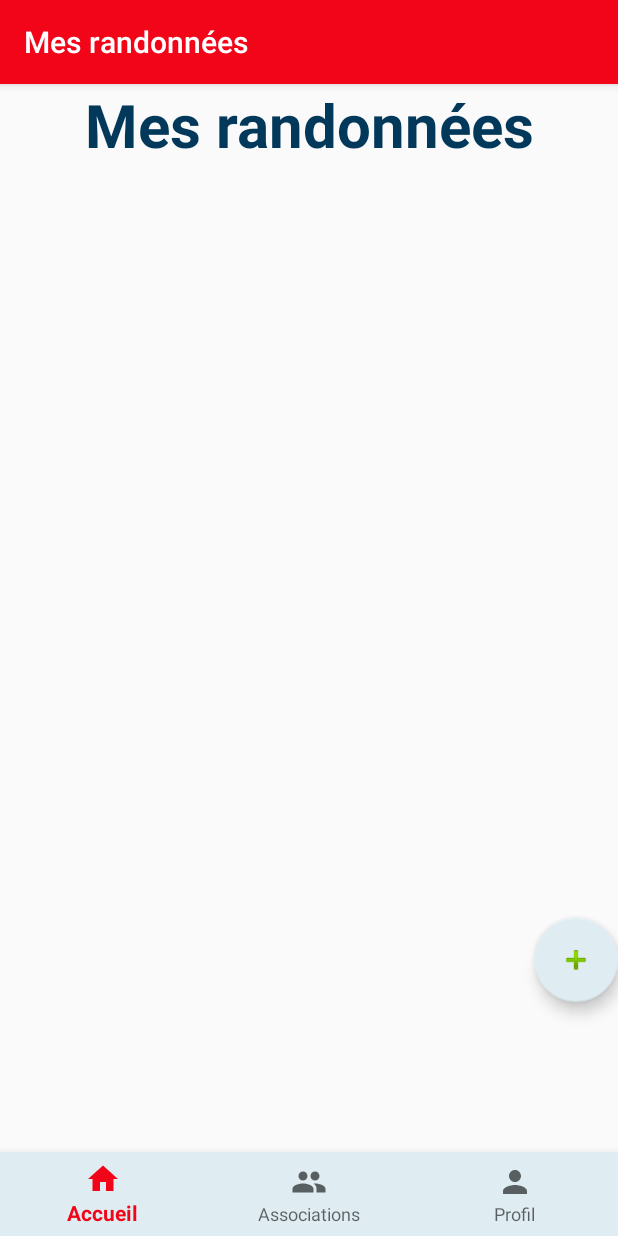
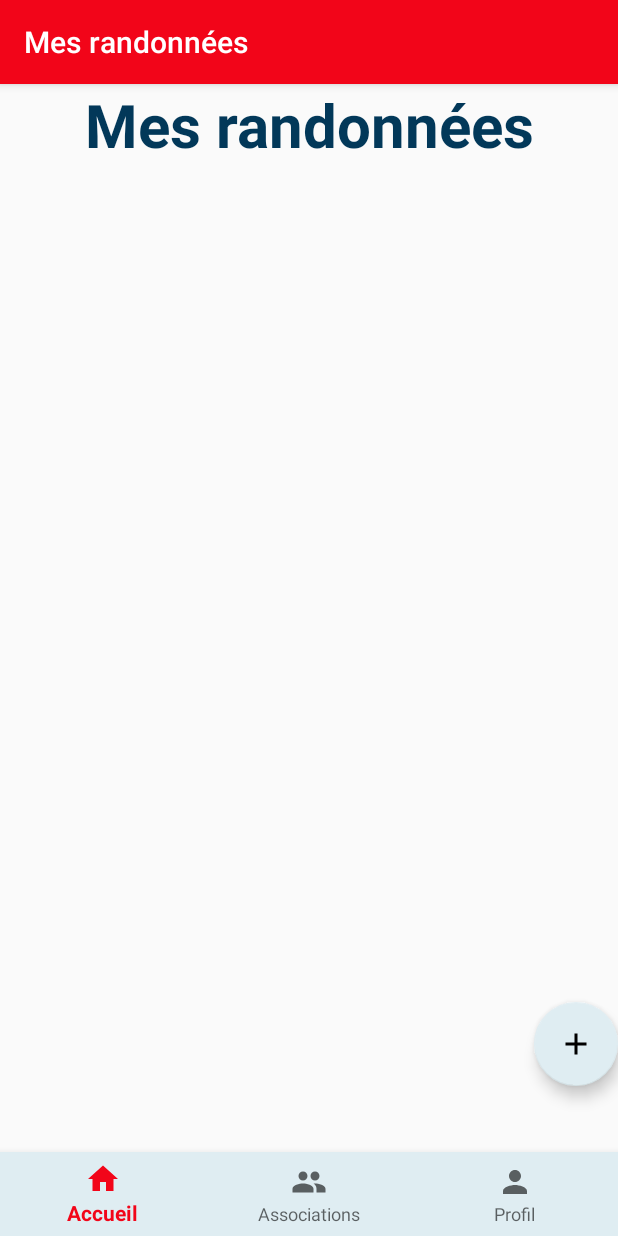
Before and after one commit to josemlpacheco/Mini_projet_rando, an Android app: the AccueilActivity screen opened directly, with no data from a screen before it, on a phone screen of 412 x 824 dp. Run offline under Robolectric (Android 15) with nearby library versions, the phone set to English and light mode, and no system bars.

Commit message:
fourth commit

```diff
--- a/app/src/main/java/com/project/draggerlogin/AccueilActivity.java
+++ b/app/src/main/java/com/project/draggerlogin/AccueilActivity.java
@@ -1,7 +1,9 @@
 package com.project.draggerlogin;
 
+import android.content.Intent;
 import android.os.Bundle;
 import android.view.MenuItem;
+import android.view.View;
 
 import androidx.annotation.NonNull;
 import androidx.appcompat.app.ActionBar;
@@ -10,13 +12,15 @@ import androidx.fragment.app.Fragment;
 import androidx.fragment.app.FragmentTransaction;
 
 import com.google.android.material.bottomnavigation.BottomNavigationView;
+import com.google.android.material.floatingactionbutton.FloatingActionButton;
 import com.project.draggerlogin.ui.dashboard.DashboardFragment;
 import com.project.draggerlogin.ui.home.HomeFragment;
 import com.project.draggerlogin.ui.notifications.NotificationsFragment;
+import com.project.draggerlogin.ui.randonnee.AddRandoFragment;
 
 public class AccueilActivity extends AppCompatActivity {
     private ActionBar toolbar;
-
+    private FloatingActionButton floatingActionButton;
     @Override
     protected void onCreate(Bundle savedInstanceState) {
         super.onCreate(savedInstanceState);
@@ -28,6 +32,14 @@ public class AccueilActivity extends AppCompatActivity {
 
         toolbar.setTitle("Mes randonnées");
         loadFragment(new HomeFragment());
+
+        floatingActionButton = (FloatingActionButton) findViewById(R.id.addBtn);
+        floatingActionButton.setOnClickListener(new View.OnClickListener() {
+            @Override
+            public void onClick(View view) {
+                loadFragment(new AddRandoFragment());
+            }
+        });
     }
     private BottomNavigationView.OnNavigationItemSelectedListener mOnNavigationItemSelectedListener
             = new BottomNavigationView.OnNavigationItemSelectedListener() {
--- a/app/src/main/java/com/project/draggerlogin/ui/home/HomeFragment.java
+++ b/app/src/main/java/com/project/draggerlogin/ui/home/HomeFragment.java
@@ -1,5 +1,6 @@
 package com.project.draggerlogin.ui.home;
 
+import android.content.Intent;
 import android.os.Bundle;
 import android.view.LayoutInflater;
 import android.view.View;
@@ -9,10 +10,12 @@ import androidx.annotation.NonNull;
 import androidx.fragment.app.Fragment;
 import androidx.recyclerview.widget.RecyclerView;
 
+import com.google.android.material.floatingactionbutton.FloatingActionButton;
 import com.project.draggerlogin.R;
 import com.project.draggerlogin.retrofit.ApiClient_mes_randonnees;
 import com.project.draggerlogin.retrofit.ApiInterface_mes_randonnees;
 import com.project.draggerlogin.retrofit.ReclyclerAdapterMesRandonnees;
+import com.project.draggerlogin.ui.randonnee.AddRandoFragment;
 
 import org.json.JSONException;
 import org.json.JSONObject;
--- /dev/null
+++ b/app/src/main/res/drawable/ic_add_black_24dp.xml
@@ -0,0 +1,9 @@
+<vector xmlns:android="http://schemas.android.com/apk/res/android"
+        android:width="24dp"
+        android:height="24dp"
+        android:viewportWidth="24.0"
+        android:viewportHeight="24.0">
+    <path
+        android:fillColor="#FF000000"
+        android:pathData="M19,13h-6v6h-2v-6H5v-2h6V5h2v6h6v2z"/>
+</vector>
--- a/app/src/main/res/layout/activity_accueil.xml
+++ b/app/src/main/res/layout/activity_accueil.xml
@@ -22,5 +22,17 @@
         app:itemHorizontalTranslationEnabled="true"
         android:layout_alignParentBottom="true"
         app:menu="@menu/bottom_nav_menu" />
+    <com.google.android.material.floatingactionbutton.FloatingActionButton
+        android:id="@+id/addBtn"
+        android:layout_width="wrap_content"
+        android:layout_height="wrap_content"
+        android:layout_alignParentEnd="true"
+        android:layout_alignParentRight="true"
+        android:layout_alignParentBottom="true"
+        android:layout_marginEnd="0dp"
+        android:layout_marginRight="0dp"
+        android:layout_marginBottom="100dp"
+        android:clickable="true"
+        android:src="@drawable/ic_add_black_24dp" />
 
 </RelativeLayout>
--- a/app/src/main/res/layout/fragment_addrando.xml
+++ b/app/src/main/res/layout/fragment_addrando.xml
@@ -5,7 +5,7 @@
     android:layout_width="match_parent"
     android:layout_height="match_parent"
     android:orientation="vertical"
-    tools:context=".login.LoginActivity"
+    tools:context="ui.randonnee.AddRandoFragment"
     android:padding="20dp">
 
     <LinearLayout
--- a/app/src/main/res/layout/fragment_home.xml
+++ b/app/src/main/res/layout/fragment_home.xml
@@ -33,18 +33,4 @@
             android:scrollbars="vertical"></androidx.recyclerview.widget.RecyclerView>
     </ScrollView>
 
-    <com.google.android.material.floatingactionbutton.FloatingActionButton
-        android:id="@+id/addBtn"
-        android:layout_width="wrap_content"
-        android:layout_height="wrap_content"
-        android:layout_alignParentEnd="true"
-        android:layout_alignParentRight="true"
-        android:layout_alignParentBottom="true"
-        android:layout_marginEnd="0dp"
-        android:layout_marginRight="0dp"
-        android:layout_marginBottom="100dp"
-        android:clickable="true"
-        android:src="@android:drawable/ic_input_add" />
-
-
 </RelativeLayout>
```
